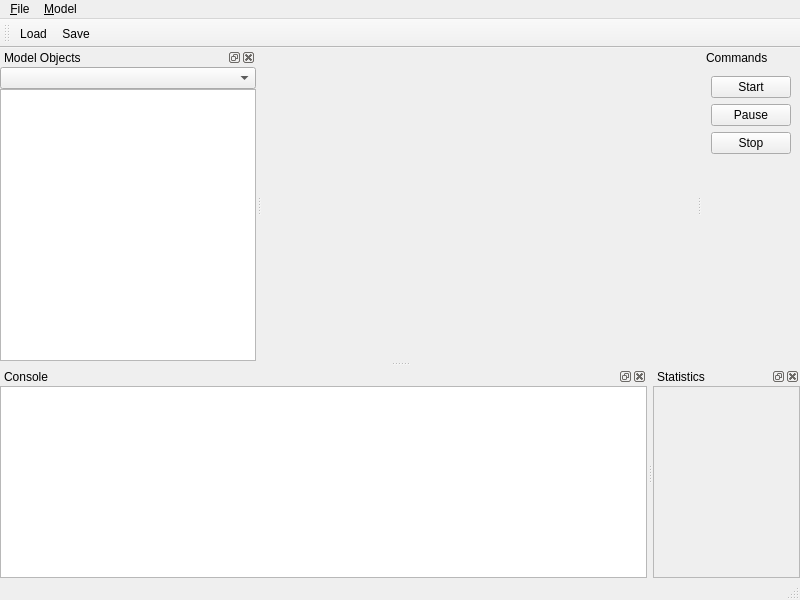
frabas/DISPLACE_GUI, file qtgui/mainwindow.ui: the form before one commit.
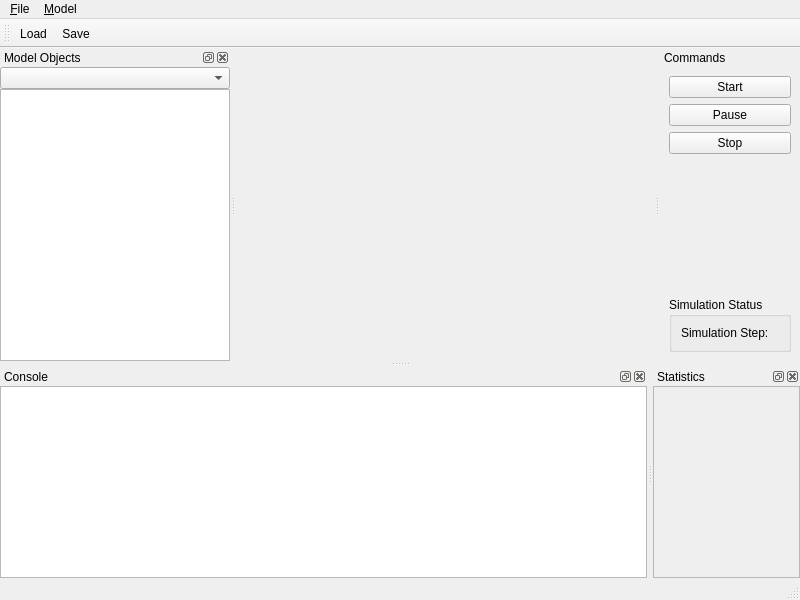
The form after the commit. Icons and pictures are not drawn. Custom widgets are drawn as their Qt base class.

Commit message: Gui: Simulation step feedback

Diff of the .ui file:
```diff
--- a/qtgui/mainwindow.ui
+++ b/qtgui/mainwindow.ui
@@ -176,7 +176,7 @@
     <number>2</number>
    </attribute>
    <widget class="QWidget" name="dockWidgetContents_4">
-    <layout class="QVBoxLayout" name="verticalLayout">
+    <layout class="QVBoxLayout" name="verticalLayout_5">
      <item>
       <widget class="QPushButton" name="cmdStart">
        <property name="text">
@@ -223,6 +223,22 @@
        </property>
       </spacer>
      </item>
+     <item>
+      <widget class="QGroupBox" name="groupBox">
+       <property name="title">
+        <string>Simulation Status</string>
+       </property>
+       <layout class="QVBoxLayout" name="verticalLayout">
+        <item>
+         <widget class="QLabel" name="info_simstep">
+          <property name="text">
+           <string>Simulation Step:</string>
+          </property>
+         </widget>
+        </item>
+       </layout>
+      </widget>
+     </item>
     </layout>
    </widget>
   </widget>
```
Left out of the diff: 2 changed lines with no effect on the pictures. The commit also changes 5 other files.
